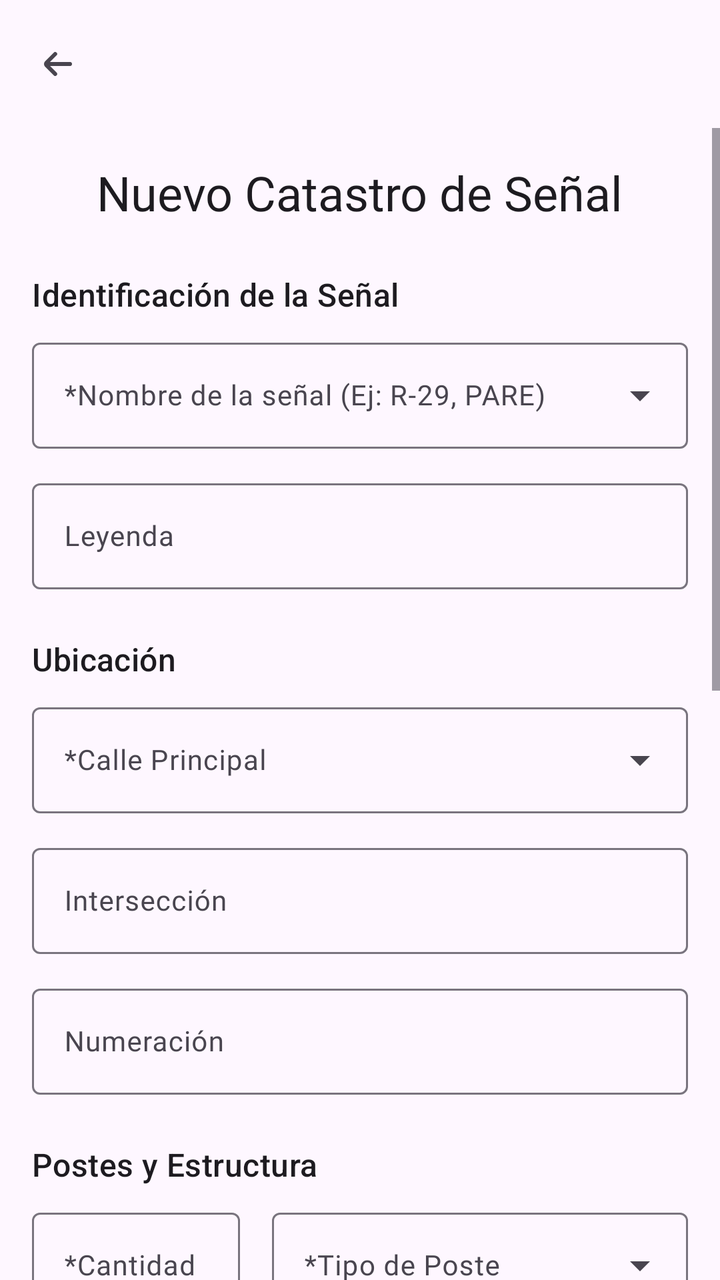
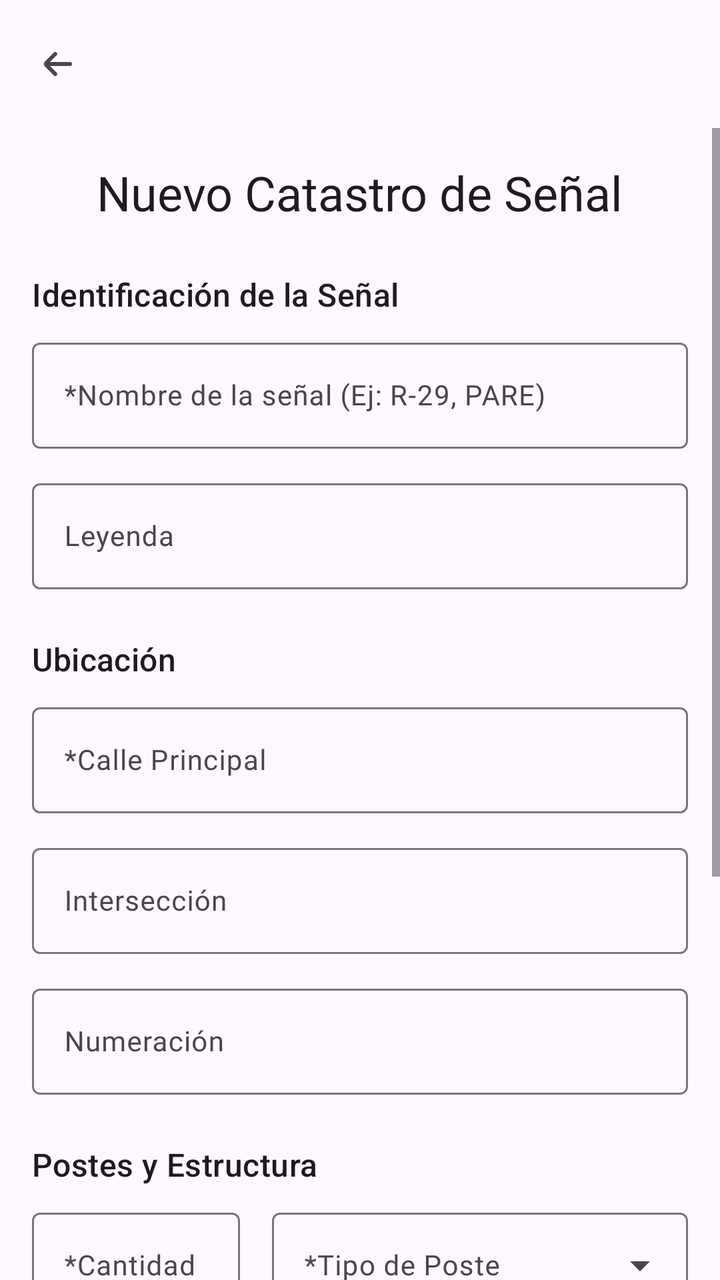

An Android layout rendered at two revisions. The XML below is the earlier revision; the diff shows what the commit changed to produce the second picture.
<!-- AndroidManifest.xml: application theme Theme.SignO -->
<!-- res/layout/activity_crear.xml -->
<?xml version="1.0" encoding="utf-8"?>
<LinearLayout xmlns:android="http://schemas.android.com/apk/res/android"
    xmlns:app="http://schemas.android.com/apk/res-auto"
    xmlns:tools="http://schemas.android.com/tools"
    android:layout_width="match_parent"
    android:layout_height="match_parent"
    android:orientation="vertical"
    tools:context=".ui.crear.CrearActivity">

    <com.google.android.material.appbar.AppBarLayout
        android:layout_width="match_parent"
        android:layout_height="wrap_content">

        <com.google.android.material.appbar.MaterialToolbar
            android:id="@+id/toolbar"
            android:layout_width="match_parent"
            android:layout_height="?attr/actionBarSize"
            app:navigationIcon="@drawable/ic_arrow_back" />

    </com.google.android.material.appbar.AppBarLayout>

    <ScrollView
        android:layout_width="match_parent"
        android:layout_height="match_parent">

        <LinearLayout
            android:layout_width="match_parent"
            android:layout_height="wrap_content"
            android:orientation="vertical"
            android:padding="16dp">

            
            <TextView
                android:layout_width="wrap_content"
                android:layout_height="wrap_content"
                android:layout_gravity="center_horizontal"
                android:layout_marginBottom="24dp"
                android:fontFamily="@font/inter_semibold"
                android:text="Nuevo Catastro de Señal"
                android:textAppearance="@style/TextAppearance.Material3.HeadlineSmall" />

            
            <TextView
                style="@style/TextAppearance.Material3.TitleMedium"
                android:layout_width="match_parent"
                android:layout_height="wrap_content"
                android:fontFamily="@font/inter_semibold"
                android:text="Identificación de la Señal"
                android:layout_marginBottom="8dp"/>

            <com.google.android.material.textfield.TextInputLayout
                android:id="@+id/text_input_layout_nombre_senal"
                style="@style/Widget.Material3.TextInputLayout.OutlinedBox.ExposedDropdownMenu"
                android:layout_width="match_parent"
                android:layout_height="wrap_content"
                android:layout_marginBottom="12dp"
                android:hint="*Nombre de la señal (Ej: R-29, PARE)">

                <AutoCompleteTextView
                    android:id="@+id/auto_complete_nombre_senal"
                    android:layout_width="match_parent"
                    android:layout_height="wrap_content"
                    android:fontFamily="@font/inter_medium"
                    android:inputType="textCapCharacters"
                    android:textSize="14sp"
                    tools:ignore="LabelFor" />
            </com.google.android.material.textfield.TextInputLayout>

            <com.google.android.material.textfield.TextInputLayout
                android:id="@+id/text_input_layout_leyenda"
                android:layout_width="match_parent"
                android:layout_height="wrap_content"
                android:layout_marginBottom="24dp"
                android:hint="Leyenda">

                <com.google.android.material.textfield.TextInputEditText
                    android:id="@+id/edit_text_leyenda"
                    android:layout_width="match_parent"
                    android:layout_height="wrap_content"
                    android:fontFamily="@font/inter_medium"
                    android:inputType="text"
                    android:textSize="14sp" />
            </com.google.android.material.textfield.TextInputLayout>


            
            <TextView
                style="@style/TextAppearance.Material3.TitleMedium"
                android:layout_width="match_parent"
                android:layout_height="wrap_content"
                android:fontFamily="@font/inter_semibold"
                android:text="Ubicación"
                android:layout_marginBottom="8dp"/>

            <com.google.android.material.textfield.TextInputLayout
                android:id="@+id/text_input_layout_calle_principal"
                style="@style/Widget.Material3.TextInputLayout.OutlinedBox.ExposedDropdownMenu"
                android:layout_width="match_parent"
                android:layout_height="wrap_content"
                android:layout_marginBottom="12dp"
                android:hint="*Calle Principal">

                <AutoCompleteTextView
                    android:id="@+id/auto_complete_calle_principal"
                    android:layout_width="match_parent"
                    android:layout_height="wrap_content"
                    android:fontFamily="@font/inter_medium"
                    android:inputType="textCapWords"
                    android:textSize="14sp" />
            </com.google.android.material.textfield.TextInputLayout>

            <com.google.android.material.textfield.TextInputLayout
                android:id="@+id/text_input_layout_interseccion"
                android:layout_width="match_parent"
                android:layout_height="wrap_content"
                android:layout_marginBottom="12dp"
                android:hint="Intersección">

                <com.google.android.material.textfield.TextInputEditText
                    android:id="@+id/edit_text_interseccion"
                    android:layout_width="match_parent"
                    android:layout_height="wrap_content"
                    android:fontFamily="@font/inter_medium"
                    android:inputType="textCapWords"
                    android:textSize="14sp" />
            </com.google.android.material.textfield.TextInputLayout>

            <com.google.android.material.textfield.TextInputLayout
                android:id="@+id/text_input_layout_numeracion"
                android:layout_width="match_parent"
                android:layout_height="wrap_content"
                android:layout_marginBottom="24dp"
                android:hint="Numeración">

                <com.google.android.material.textfield.TextInputEditText
                    android:id="@+id/edit_text_numeracion"
                    android:layout_width="match_parent"
                    android:layout_height="wrap_content"
                    android:fontFamily="@font/inter_medium"
                    android:inputType="number"
                    android:textSize="14sp" />
            </com.google.android.material.textfield.TextInputLayout>

            
            <TextView
                style="@style/TextAppearance.Material3.TitleMedium"
                android:layout_width="match_parent"
                android:layout_height="wrap_content"
                android:fontFamily="@font/inter_semibold"
                android:text="Postes y Estructura"
                android:layout_marginBottom="8dp"/>

            <LinearLayout
                android:layout_width="match_parent"
                android:layout_height="wrap_content"
                android:orientation="horizontal"
                android:baselineAligned="false">

                <com.google.android.material.textfield.TextInputLayout
                    android:id="@+id/text_input_layout_cantidad_postes"
                    android:layout_width="0dp"
                    android:layout_height="wrap_content"
                    android:layout_weight="1"
                    android:layout_marginEnd="8dp"
                    android:hint="*Cantidad">

                    <com.google.android.material.textfield.TextInputEditText
                        android:id="@+id/edit_text_cantidad_postes"
                        android:layout_width="match_parent"
                        android:layout_height="wrap_content"
                        android:fontFamily="@font/inter_medium"
                        android:inputType="number"
                        android:textSize="14sp" />
                </com.google.android.material.textfield.TextInputLayout>

                
                <com.google.android.material.textfield.TextInputLayout
                    android:id="@+id/text_input_layout_tipo_poste"
                    android:layout_width="0dp"
                    android:layout_height="wrap_content"
                    android:layout_weight="2"
                    android:layout_marginStart="8dp"
                    android:hint="*Tipo de Poste"
                    style="@style/Widget.Material3.TextInputLayout.OutlinedBox.ExposedDropdownMenu">

                    <AutoCompleteTextView
                        android:id="@+id/auto_complete_tipo_poste"
                        android:layout_width="match_parent"
                        android:layout_height="wrap_content"
                        android:fontFamily="@font/inter_medium"
                        android:inputType="none"
                        android:textSize="14sp"
                        tools:ignore="LabelFor,SpeakableTextPresentCheck" />

                </com.google.android.material.textfield.TextInputLayout>

            </LinearLayout>

            <TextView
                android:layout_width="wrap_content"
                android:layout_height="wrap_content"
                android:text="*Existencia de la señal"
                android:fontFamily="@font/inter_medium"
                android:textColor="?attr/colorOnSurfaceVariant"
                android:layout_marginStart="4dp"
                android:layout_marginTop="16dp"
                android:layout_marginBottom="4dp"/>

            <RadioGroup
                android:id="@+id/radiogroup_existencia"
                android:layout_width="match_parent"
                android:layout_height="wrap_content"
                android:orientation="horizontal"
                android:layout_marginBottom="24dp">

                <RadioButton
                    android:id="@+id/radio_si_existe"
                    android:layout_width="wrap_content"
                    android:layout_height="wrap_content"
                    android:text="Sí"
                    android:layout_weight="1"/>
                <RadioButton
                    android:id="@+id/radio_no_existe"
                    android:layout_width="wrap_content"
                    android:layout_height="wrap_content"
                    android:text="No"
                    android:layout_weight="1"/>
            </RadioGroup>

            
            <TextView
                style="@style/TextAppearance.Material3.TitleMedium"
                android:layout_width="match_parent"
                android:layout_height="wrap_content"
                android:fontFamily="@font/inter_semibold"
                android:text="Características y Estado"
                android:layout_marginBottom="8dp"/>

            <com.google.android.material.textfield.TextInputLayout
                android:id="@+id/text_input_layout_medida"
                android:layout_width="match_parent"
                android:layout_height="wrap_content"
                android:layout_marginBottom="12dp"
                android:hint="*Medida (Ej: 50x50, 60x140)">

                <com.google.android.material.textfield.TextInputEditText
                    android:id="@+id/edit_text_medida"
                    android:layout_width="match_parent"
                    android:layout_height="wrap_content"
                    android:fontFamily="@font/inter_medium"
                    android:inputType="text"
                    android:textSize="14sp" />
            </com.google.android.material.textfield.TextInputLayout>

            <TextView
                android:layout_width="wrap_content"
                android:layout_height="wrap_content"
                android:text="*Estado de la Señal"
                android:fontFamily="@font/inter_medium"
                android:textColor="?attr/colorOnSurfaceVariant"
                android:layout_marginStart="4dp"
                android:layout_marginBottom="4dp"/>

            <RadioGroup
                android:id="@+id/radiogroup_estado"
                android:layout_width="match_parent"
                android:layout_height="wrap_content"
                android:orientation="horizontal"
                android:layout_marginBottom="12dp">

                <RadioButton
                    android:id="@+id/radio_bueno"
                    android:layout_width="wrap_content"
                    android:layout_height="wrap_content"
                    android:text="Bueno"
                    android:layout_weight="1"/>
                <RadioButton
                    android:id="@+id/radio_regular"
                    android:layout_width="wrap_content"
                    android:layout_height="wrap_content"
                    android:text="Regular"
                    android:layout_weight="1"/>
                <RadioButton
                    android:id="@+id/radio_malo"
                    android:layout_width="wrap_content"
                    android:layout_height="wrap_content"
                    android:text="Malo"
                    android:layout_weight="1"/>
            </RadioGroup>

            <TextView
                android:layout_width="wrap_content"
                android:layout_height="wrap_content"
                android:text="Mantención"
                android:fontFamily="@font/inter_medium"
                android:textColor="?attr/colorOnSurfaceVariant"
                android:layout_marginStart="4dp"
                android:layout_marginBottom="4dp"/>

            <LinearLayout
                android:id="@+id/checkbox_group_mantencion"
                android:layout_width="match_parent"
                android:layout_height="wrap_content"
                android:orientation="horizontal"
                android:layout_marginBottom="24dp">

                <CheckBox
                    android:id="@+id/checkbox_podado"
                    android:layout_width="0dp"
                    android:layout_height="wrap_content"
                    android:layout_weight="1"
                    android:text="Podado" />

                <CheckBox
                    android:id="@+id/checkbox_pintado"
                    android:layout_width="0dp"
                    android:layout_height="wrap_content"
                    android:layout_weight="1"
                    android:text="Pintado" />

                <CheckBox
                    android:id="@+id/checkbox_limpieza"
                    android:layout_width="0dp"
                    android:layout_height="wrap_content"
                    android:layout_weight="1"
                    android:text="Limpieza" />

            </LinearLayout>

            <com.google.android.material.textfield.TextInputLayout
                android:id="@+id/text_input_layout_observacion"
                android:layout_width="match_parent"
                android:layout_height="wrap_content"
                android:layout_marginBottom="24dp"
                android:hint="Observación general">

                <com.google.android.material.textfield.TextInputEditText
                    android:id="@+id/edit_text_observacion"
                    android:layout_width="match_parent"
                    android:layout_height="wrap_content"
                    android:fontFamily="@font/inter_medium"
                    android:inputType="textMultiLine"
                    android:gravity="top"
                    android:lines="3"
                    android:textSize="14sp" />
            </com.google.android.material.textfield.TextInputLayout>

            <Button
                android:id="@+id/button_guardar"
                android:layout_width="match_parent"
                android:layout_height="wrap_content"
                android:text="Guardar Reporte"
                style="@style/Widget.Material3.Button"
                android:layout_marginTop="16dp"/>
        </LinearLayout>
    </ScrollView>
</LinearLayout>
<!-- resources referenced by this layout -->
<resources>
  <!-- drawable ic_arrow_back (drawable) -->
  <vector xmlns:android="http://schemas.android.com/apk/res/android"
      android:height="24dp"
      android:width="24dp"
      android:viewportHeight="24"
      android:viewportWidth="24"
      android:tint="?attr/colorControlNormal">
      <path android:fillColor="@android:color/white" android:pathData="M19,11H9l3.29,-3.29a1,1 0,0 0,0 -1.42,1 1,0 0,0 -1.41,0l-4.29,4.3A2,2 0,0 0,6 12H6a2,2 0,0 0,0.59 1.4l4.29,4.3a1,1 0,1 0,1.41 -1.42L9,13H19a1,1 0,0 0,0 -2Z"/>
  </vector>
  <style name="Theme.SignO" parent="Base.Theme.SignO" />
  <style name="Base.Theme.SignO" parent="Theme.Material3.DayNight.NoActionBar">
          
          <item name="colorPrimary">@color/yellow_primary</item>
          <item name="colorPrimaryVariant">@color/yellow_dark</item>
  
          
          <item name="colorSecondary">@color/yellow_primary</item>
          <item name="colorSecondaryVariant">@color/yellow_dark</item>
          
          
          <item name="android:statusBarColor">?attr/colorPrimaryVariant</item>
          
          
      </style>
  <color name="yellow_primary">#FFC107</color>
  <color name="yellow_dark">#FFA000</color>
</resources>

<!-- the commit's change to res/layout/activity_crear.xml (unified diff, before → after) -->
@@ -48,22 +48,21 @@
                 android:text="Identificación de la Señal"
                 android:layout_marginBottom="8dp"/>
 
+            
             <com.google.android.material.textfield.TextInputLayout
                 android:id="@+id/text_input_layout_nombre_senal"
-                style="@style/Widget.Material3.TextInputLayout.OutlinedBox.ExposedDropdownMenu"
                 android:layout_width="match_parent"
                 android:layout_height="wrap_content"
                 android:layout_marginBottom="12dp"
                 android:hint="*Nombre de la señal (Ej: R-29, PARE)">
 
-                <AutoCompleteTextView
-                    android:id="@+id/auto_complete_nombre_senal"
+                <com.google.android.material.textfield.TextInputEditText
+                    android:id="@+id/edit_text_nombre_senal"
                     android:layout_width="match_parent"
                     android:layout_height="wrap_content"
                     android:fontFamily="@font/inter_medium"
                     android:inputType="textCapCharacters"
-                    android:textSize="14sp"
-                    tools:ignore="LabelFor" />
+                    android:textSize="14sp" />
             </com.google.android.material.textfield.TextInputLayout>
 
             <com.google.android.material.textfield.TextInputLayout
@@ -92,16 +91,16 @@
                 android:text="Ubicación"
                 android:layout_marginBottom="8dp"/>
 
+            
             <com.google.android.material.textfield.TextInputLayout
                 android:id="@+id/text_input_layout_calle_principal"
-                style="@style/Widget.Material3.TextInputLayout.OutlinedBox.ExposedDropdownMenu"
                 android:layout_width="match_parent"
                 android:layout_height="wrap_content"
                 android:layout_marginBottom="12dp"
                 android:hint="*Calle Principal">
 
-                <AutoCompleteTextView
-                    android:id="@+id/auto_complete_calle_principal"
+                <com.google.android.material.textfield.TextInputEditText
+                    android:id="@+id/edit_text_calle_principal"
                     android:layout_width="match_parent"
                     android:layout_height="wrap_content"
                     android:fontFamily="@font/inter_medium"
@@ -233,7 +232,7 @@
                 android:layout_width="match_parent"
                 android:layout_height="wrap_content"
                 android:fontFamily="@font/inter_semibold"
-                android:text="Características y Estado"
+                android:text="Características"
                 android:layout_marginBottom="8dp"/>
 
             <com.google.android.material.textfield.TextInputLayout
@@ -252,104 +251,12 @@
                     android:textSize="14sp" />
             </com.google.android.material.textfield.TextInputLayout>
 
-            <TextView
-                android:layout_width="wrap_content"
-                android:layout_height="wrap_content"
-                android:text="*Estado de la Señal"
-                android:fontFamily="@font/inter_medium"
-                android:textColor="?attr/colorOnSurfaceVariant"
-                android:layout_marginStart="4dp"
-                android:layout_marginBottom="4dp"/>
-
-            <RadioGroup
-                android:id="@+id/radiogroup_estado"
-                android:layout_width="match_parent"
-                android:layout_height="wrap_content"
-                android:orientation="horizontal"
-                android:layout_marginBottom="12dp">
-
-                <RadioButton
-                    android:id="@+id/radio_bueno"
-                    android:layout_width="wrap_content"
-                    android:layout_height="wrap_content"
-                    android:text="Bueno"
-                    android:layout_weight="1"/>
-                <RadioButton
-                    android:id="@+id/radio_regular"
-                    android:layout_width="wrap_content"
-                    android:layout_height="wrap_content"
-                    android:text="Regular"
-                    android:layout_weight="1"/>
-                <RadioButton
-                    android:id="@+id/radio_malo"
-                    android:layout_width="wrap_content"
-                    android:layout_height="wrap_content"
-                    android:text="Malo"
-                    android:layout_weight="1"/>
-            </RadioGroup>
-
-            <TextView
-                android:layout_width="wrap_content"
-                android:layout_height="wrap_content"
-                android:text="Mantención"
-                android:fontFamily="@font/inter_medium"
-                android:textColor="?attr/colorOnSurfaceVariant"
-                android:layout_marginStart="4dp"
-                android:layout_marginBottom="4dp"/>
-
-            <LinearLayout
-                android:id="@+id/checkbox_group_mantencion"
-                android:layout_width="match_parent"
-                android:layout_height="wrap_content"
-                android:orientation="horizontal"
-                android:layout_marginBottom="24dp">
-
-                <CheckBox
-                    android:id="@+id/checkbox_podado"
-                    android:layout_width="0dp"
-                    android:layout_height="wrap_content"
-                    android:layout_weight="1"
-                    android:text="Podado" />
-
-                <CheckBox
-                    android:id="@+id/checkbox_pintado"
-                    android:layout_width="0dp"
-                    android:layout_height="wrap_content"
-                    android:layout_weight="1"
-                    android:text="Pintado" />
-
-                <CheckBox
-                    android:id="@+id/checkbox_limpieza"
-                    android:layout_width="0dp"
-                    android:layout_height="wrap_content"
-                    android:layout_weight="1"
-                    android:text="Limpieza" />
-
-            </LinearLayout>
-
-            <com.google.android.material.textfield.TextInputLayout
-                android:id="@+id/text_input_layout_observacion"
-                android:layout_width="match_parent"
-                android:layout_height="wrap_content"
-                android:layout_marginBottom="24dp"
-                android:hint="Observación general">
-
-                <com.google.android.material.textfield.TextInputEditText
-                    android:id="@+id/edit_text_observacion"
-                    android:layout_width="match_parent"
-                    android:layout_height="wrap_content"
-                    android:fontFamily="@font/inter_medium"
-                    android:inputType="textMultiLine"
-                    android:gravity="top"
-                    android:lines="3"
-                    android:textSize="14sp" />
-            </com.google.android.material.textfield.TextInputLayout>
-
+            
             <Button
                 android:id="@+id/button_guardar"
                 android:layout_width="match_parent"
                 android:layout_height="wrap_content"
-                android:text="Guardar Reporte"
+                android:text="Guardar Catastro"
                 style="@style/Widget.Material3.Button"
                 android:layout_marginTop="16dp"/>
         </LinearLayout>
